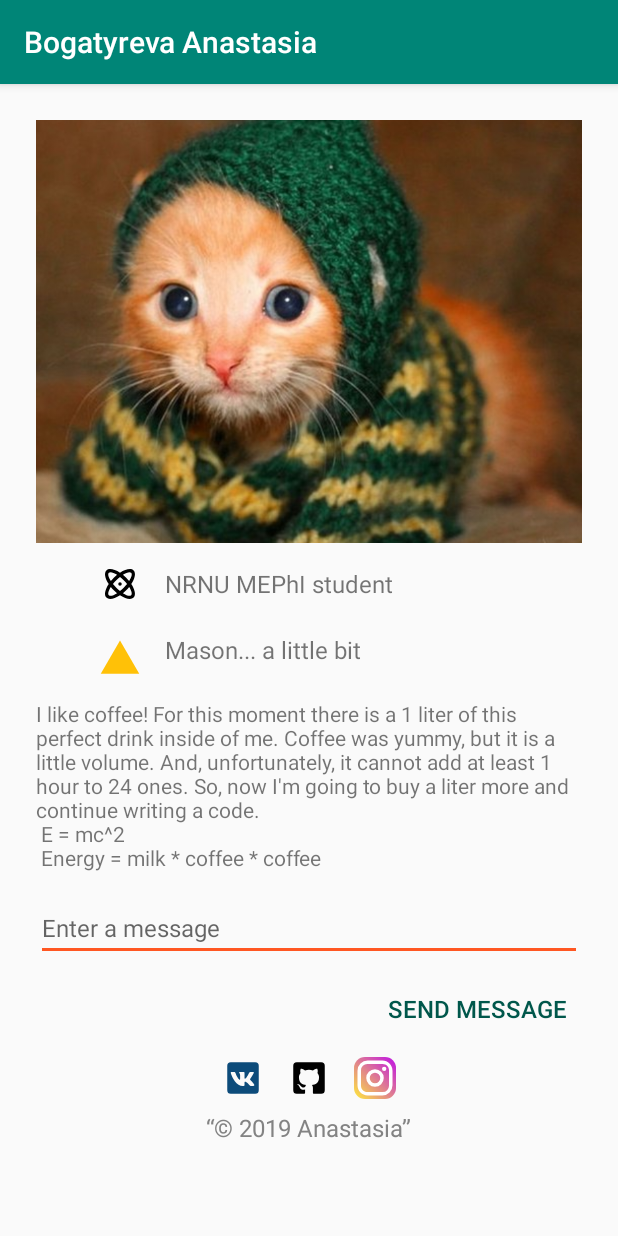
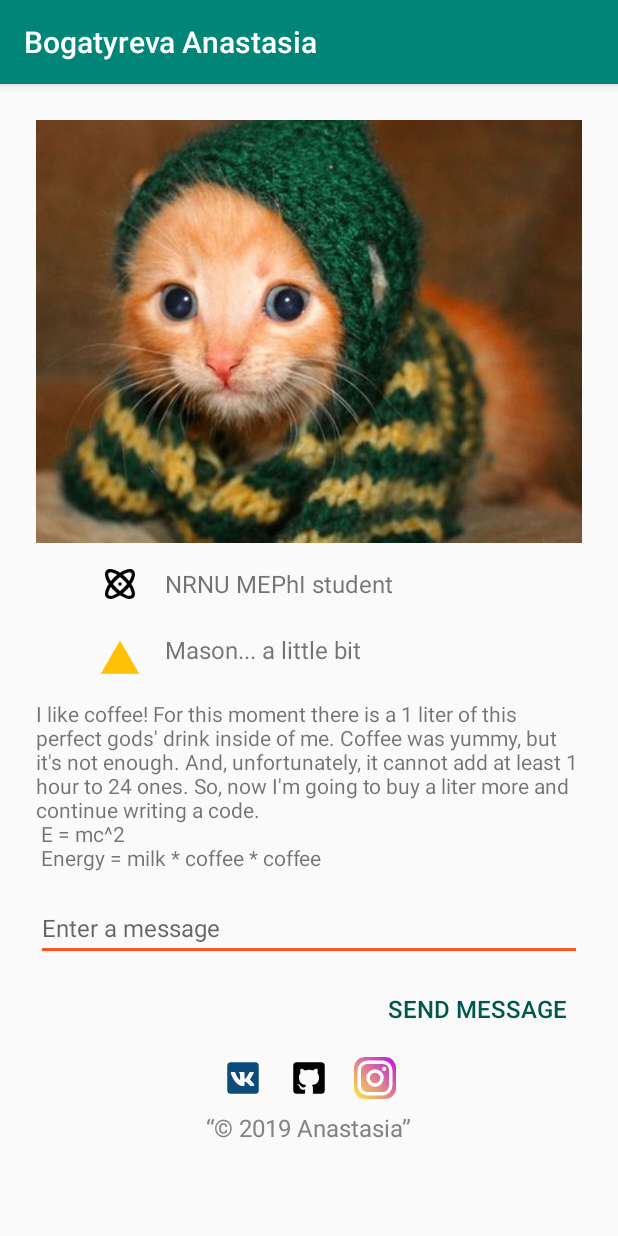
Before and after one commit to Nati098/bpcAndroid, an Android app: the screen it shows after launch (MainActivity), on a phone screen of 412 x 824 dp. Run offline under Robolectric (Android 15) with nearby library versions, the phone set to English and light mode, and no system bars.

```diff
--- a/VisitCard/app/src/main/res/values/strings.xml
+++ b/VisitCard/app/src/main/res/values/strings.xml
@@ -9,8 +9,8 @@
     <string name="fio">Bogatyreva Anastasia</string>
     <string name="char1">NRNU MEPhI student</string>
     <string name="char2">Mason... a little bit</string>
-    <string name="description">I like coffee! For this moment there is a 1 liter of this perfect drink inside of me.
-        Coffee was yummy, but it is a little volume. And, unfortunately, it cannot add at least 1 hour to 24 ones.
+    <string name="description">I like coffee! For this moment there is a 1 liter of this perfect gods\' drink inside of me.
+        Coffee was yummy, but it\'s not enough. And, unfortunately, it cannot add at least 1 hour to 24 ones.
         So, now I\'m going to buy a liter more and continue writing a code.\n
         E = mc^2\n
         Energy = milk * coffee * coffee</string>
```
Also changed, not shown: 1 other file.
